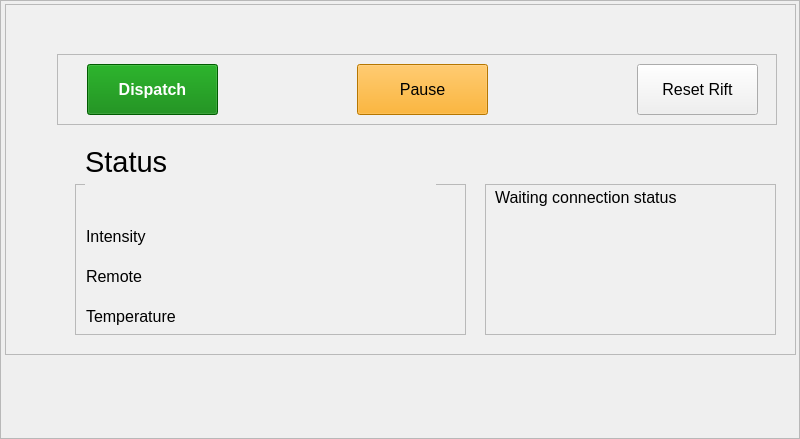
Before: the Qt Designer form runtime/agents/space_coaster/space_coaster_gui.ui in michaelmargolis/MdxMotionPlatformV3, drawn with Qt 5.
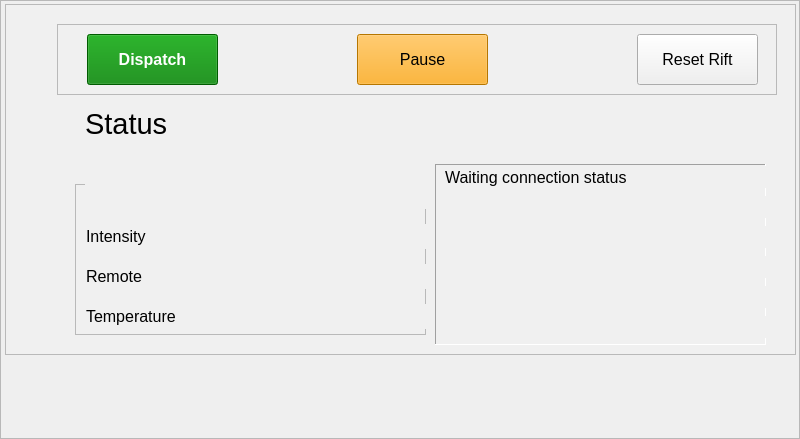
After: the same form once the commit is applied.

Diff of the .ui file:
```diff
--- a/runtime/agents/space_coaster/space_coaster_gui.ui
+++ b/runtime/agents/space_coaster/space_coaster_gui.ui
@@ -41,7 +41,7 @@
     <property name="geometry">
      <rect>
       <x>80</x>
-      <y>130</y>
+      <y>92</y>
       <width>671</width>
       <height>55</height>
      </rect>
@@ -60,7 +60,7 @@
      <rect>
       <x>70</x>
       <y>180</y>
-      <width>391</width>
+      <width>351</width>
       <height>151</height>
      </rect>
     </property>
@@ -150,7 +150,7 @@
     <property name="geometry">
      <rect>
       <x>52</x>
-      <y>50</y>
+      <y>20</y>
       <width>720</width>
       <height>71</height>
      </rect>
@@ -228,27 +228,27 @@
    <widget class="QFrame" name="frame_3">
     <property name="geometry">
      <rect>
-      <x>480</x>
-      <y>180</y>
-      <width>291</width>
-      <height>151</height>
+      <x>430</x>
+      <y>160</y>
+      <width>331</width>
+      <height>181</height>
      </rect>
     </property>
     <property name="frameShape">
-     <enum>QFrame::StyledPanel</enum>
+     <enum>QFrame::Panel</enum>
     </property>
     <property name="frameShadow">
-     <enum>QFrame::Raised</enum>
+     <enum>QFrame::Sunken</enum>
     </property>
     <property name="lineWidth">
-     <number>2</number>
+     <number>1</number>
     </property>
     <widget class="QLabel" name="lbl_pc_conn_status_0">
      <property name="geometry">
       <rect>
        <x>10</x>
        <y>2</y>
-       <width>270</width>
+       <width>330</width>
        <height>22</height>
       </rect>
      </property>
@@ -266,7 +266,7 @@
       <rect>
        <x>10</x>
        <y>32</y>
-       <width>270</width>
+       <width>330</width>
        <height>22</height>
       </rect>
      </property>
@@ -284,7 +284,7 @@
       <rect>
        <x>10</x>
        <y>62</y>
-       <width>270</width>
+       <width>330</width>
        <height>22</height>
       </rect>
      </property>
@@ -302,7 +302,7 @@
       <rect>
        <x>10</x>
        <y>92</y>
-       <width>270</width>
+       <width>330</width>
        <height>22</height>
       </rect>
      </property>
@@ -320,7 +320,25 @@
       <rect>
        <x>10</x>
        <y>122</y>
-       <width>270</width>
+       <width>330</width>
+       <height>22</height>
+      </rect>
+     </property>
+     <property name="font">
+      <font>
+       <pointsize>12</pointsize>
+      </font>
+     </property>
+     <property name="text">
+      <string/>
+     </property>
+    </widget>
+    <widget class="QLabel" name="lbl_pc_conn_status_5">
+     <property name="geometry">
+      <rect>
+       <x>10</x>
+       <y>152</y>
+       <width>330</width>
        <height>22</height>
       </rect>
      </property>
```
